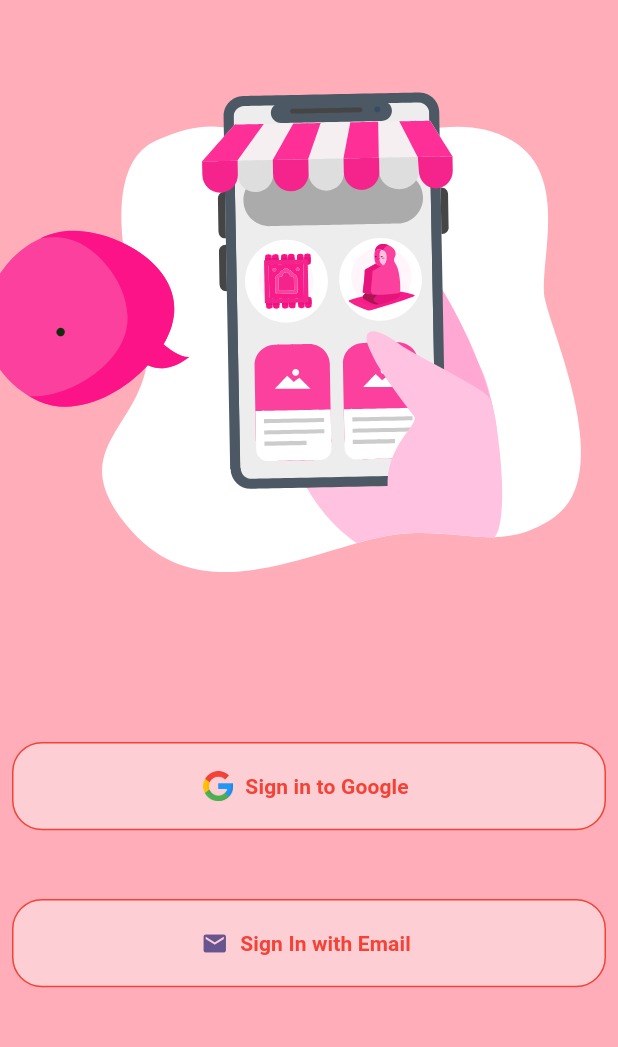
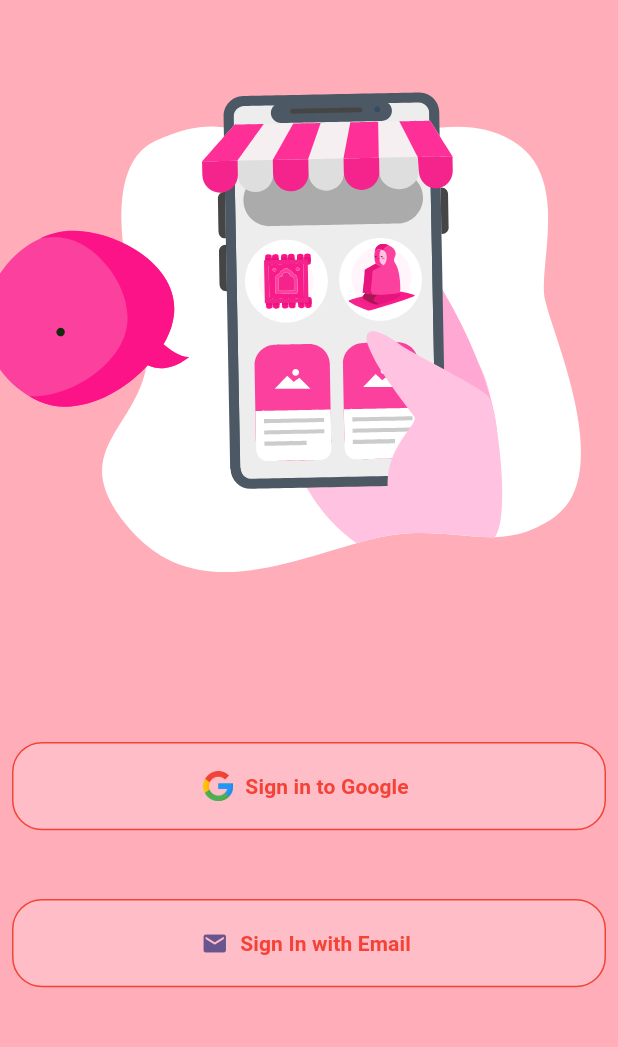
Before and after one commit to anand-kumar-sinha/flutter-ecomm, a Flutter app: the screen it shows after launch, on a phone screen of 412 x 824 dp, the part 63-1110 px from its top. Run offline on Flutter 3.47's test engine with Material 3 defaults, Android fonts, the phone set to English and light mode, and no system bars; our stand-ins replace cached_network_image, carousel_slider, cloud_firestore, firebase_auth, firebase_core, firebase_messaging and 5 more; accounts and stored records are empty.

Commit message:
fix design

```diff
--- a/lib/utils/app_constant.dart
+++ b/lib/utils/app_constant.dart
@@ -7,6 +7,6 @@ class AppConstant {
   static String appDescription = "Loot Bazar is a simple game that allows users to collect and trade items";
   static String appPoweredBy = "Ands";
   static const appMainColor = Color.fromRGBO(255, 0, 21, 0.3);
-  static const appSecondaryColor = Color.fromRGBO(255, 255, 255, 0.4);
+  static const appSecondaryColor = Color.fromRGBO(255, 255, 255, 0.2);
   static const appTextColor = Colors.white;
 }
```
Also changed, not shown: lib/screens/user-panel/all_categories_screen.dart (+9 -10 lines).
